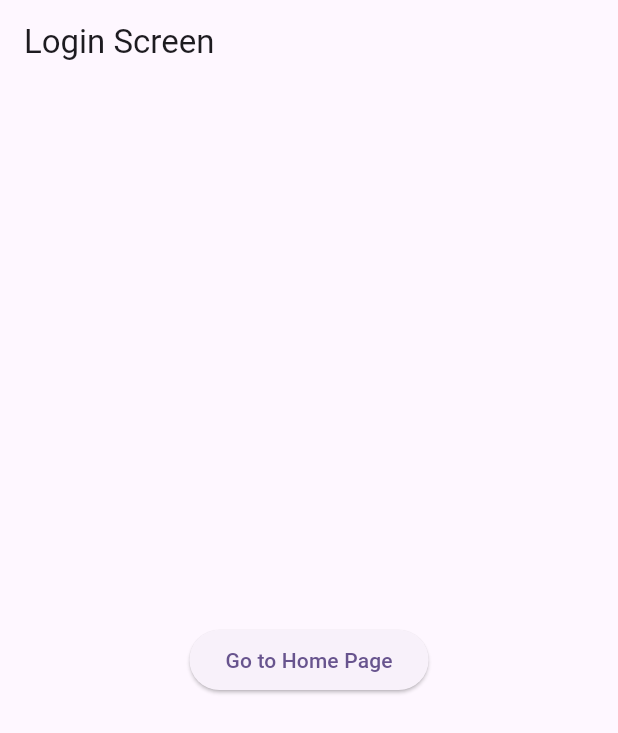
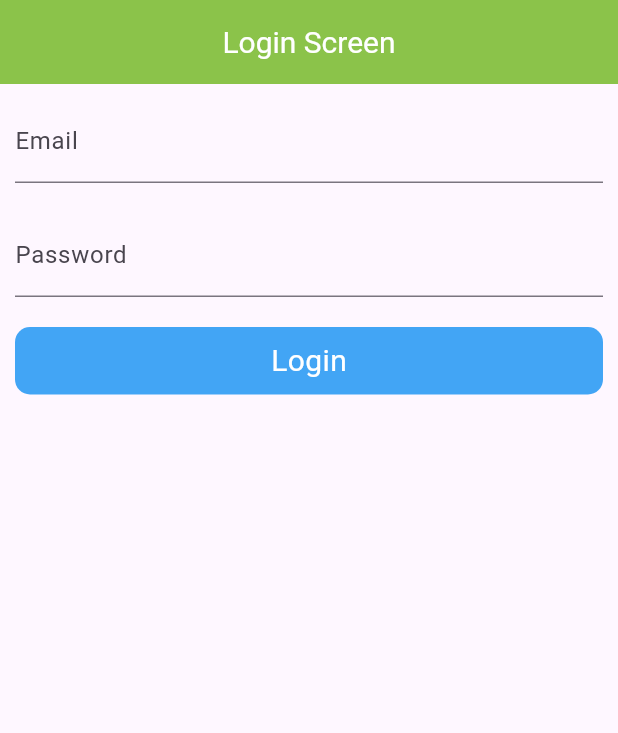
Before and after one commit to Kashannn/MVVM-Architecture, a Flutter app: the screen it shows after launch, on a phone screen of 412 x 824 dp. Shown: the top 733 px of the screen. Run offline on Flutter 3.47's test engine with Material 3 defaults, Android fonts, the phone set to English and light mode, and no system bars; our stand-ins replace another_flushbar, fluttertoast.

Commit message:
Colors and round Button using MVVM

```diff
--- /dev/null
+++ b/lib/Resourcess/Components/Colors.dart
@@ -0,0 +1,10 @@
+import 'package:flutter/material.dart';
+
+class AppColors {
+  static const Color primaryColor = Color(0xFF0D47A1);
+  static const Color secondaryColor = Color(0xFF42A5F5);
+  static const Color accentColor = Color(0xFFFFC107);
+  static const Color primaryText = Color(0xFF212121);
+  static const Color secondaryText = Color(0xFF757575);
+  static const Color dividerColor = Color(0xFFBDBDBD);
+}
--- /dev/null
+++ b/lib/Resourcess/Components/round-button.dart
@@ -0,0 +1,32 @@
+import 'package:flutter/material.dart';
+
+import 'Colors.dart';
+
+class RoundButton extends StatelessWidget {
+  String title;
+  final VoidCallback onPressed;
+
+  RoundButton({super.key, required this.title, required this.onPressed});
+
+  @override
+  Widget build(BuildContext context) {
+    return InkWell(
+      onTap: onPressed,
+      child: Container(
+        decoration: BoxDecoration(
+          borderRadius: BorderRadius.circular(10),
+          color:AppColors.secondaryColor,
+        ),
+        child:  Padding(
+          padding: EdgeInsets.all(8.0),
+          child: Center(
+            child: Text(
+              title,
+              style: TextStyle(color: Colors.white, fontSize: 20),
+            ),
+          ),
+        ),
+      ),
+    );
+  }
+}
--- a/lib/Utils/utils.dart
+++ b/lib/Utils/utils.dart
@@ -8,12 +8,20 @@ import 'package:flutter/material.dart';
 
 class Utils {
 
+
+  static fieldFocusChange(BuildContext context, FocusNode currentFocus, FocusNode nextFocus) {
+    currentFocus.unfocus();
+    FocusScope.of(context).requestFocus(nextFocus);
+  }
+
+
+
   toastMessage(String message){
     Fluttertoast.showToast(msg:message);
   }
 
 
-static  flashBarErrorMessage(String message, BuildContext context) {
+dynamic  flashBarErrorMessage(String message, BuildContext context) {
     Flushbar(
       message: message,
       flushbarPosition: FlushbarPosition.TOP,
--- a/lib/View/Login_Screen.dart
+++ b/lib/View/Login_Screen.dart
@@ -1,5 +1,6 @@
 import 'package:flutter/material.dart';
 
+import '../Resourcess/Components/round-button.dart';
 import '../Utils/routes/routes_names.dart';
 import '../Utils/utils.dart';
 
@@ -11,21 +12,63 @@ class Login_Screen extends StatefulWidget {
 }
 
 class _Login_ScreenState extends State<Login_Screen> {
+  TextEditingController emailController = TextEditingController();
+  TextEditingController passwordController = TextEditingController();
+  FocusNode emailFocusNode = FocusNode();
+  FocusNode passwordFocusNode = FocusNode();
+
   @override
   Widget build(BuildContext context) {
     return Scaffold(
-      appBar: AppBar(
-        title: const Text('Login Screen'),
-      ),
-      body: Center(
-        child: ElevatedButton(
-          onPressed: () {
-            Utils.flashBarErrorMessage('Login Successful', context);
+        appBar: AppBar(
+          title: const Text(
+            'Login Screen',
+            style: TextStyle(
+              color: Colors.white,
+              fontSize: 20,
+            ),
+          ),
+          centerTitle: true,
+          backgroundColor: Colors.lightGreen,
+        ),
+        body: SafeArea(
+          child: Padding(
+            padding: const EdgeInsets.all(10.0),
+            child: Column(
+              children: [
+                TextFormField(
+                  focusNode: emailFocusNode,
+                  decoration: const InputDecoration(
+                    labelText: 'Email',
+                  ),
+                  onFieldSubmitted: (value) {
+                    Utils.fieldFocusChange(
+                        context, emailFocusNode, passwordFocusNode);
+                  },
+                ),
+                const SizedBox(
+                  height: 20,
+                ),
+                TextField(
+                  focusNode: passwordFocusNode,
+                  decoration: const InputDecoration(
+                    labelText: 'Password',
+                  ),
+                ),
+                const SizedBox(
+                  height: 20,
+                ),
+                RoundButton(
+                  title: 'Login',
+                  onPressed: () {
+                    Utils().flashBarErrorMessage('Login Button Pressed', context);
+                     Navigator.pushNamed(context, RoutesName.home);
+                  },
+                ),
 
-          },
-          child: const Text('Go to Home Page'),
-        ),
-      )
-    );
+              ],
+            ),
+          ),
+        ));
   }
 }
```
